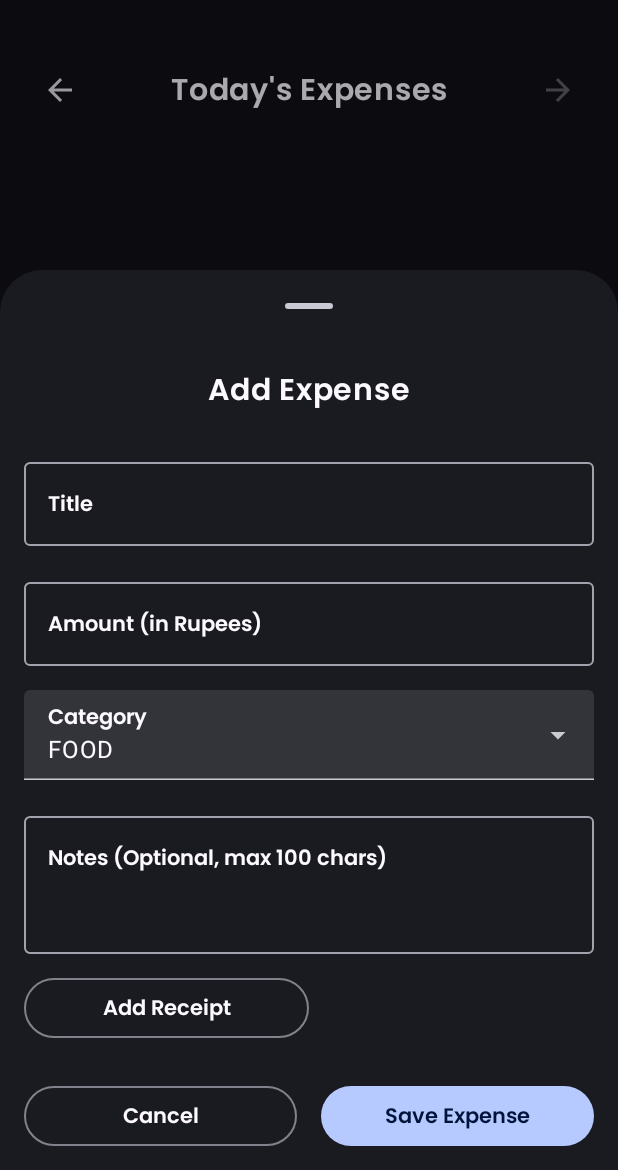
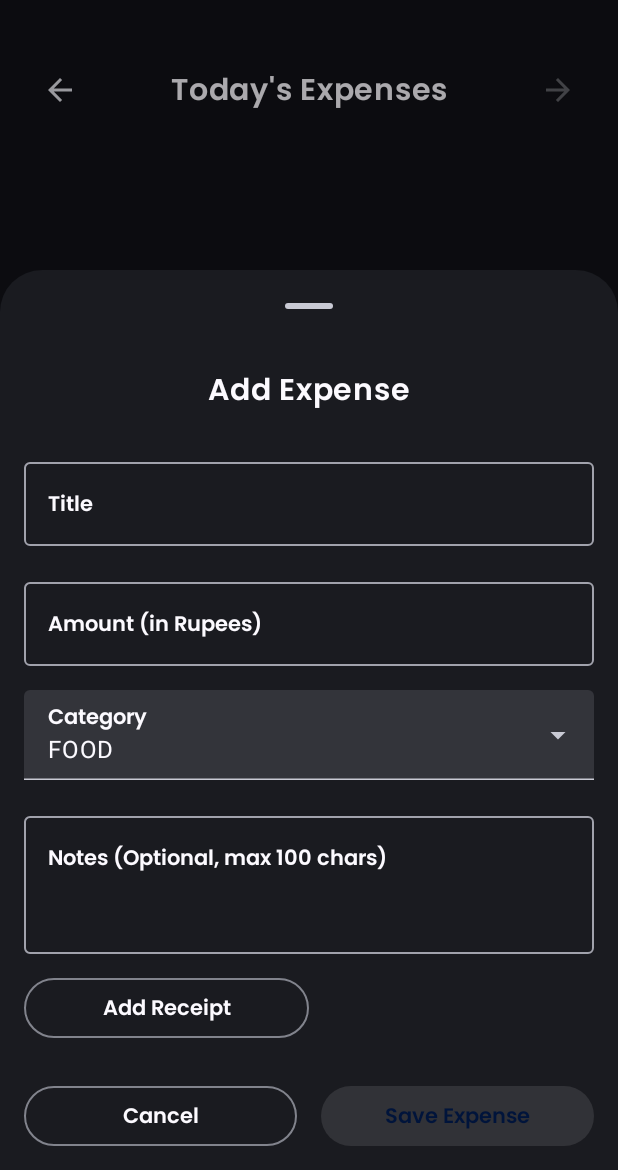
Before and after one commit to DarshReddy/Zospend, an Android app built with Jetpack Compose: the screen it shows after launch (MainActivity), after a tap on "Add Expense", on a phone screen of 412 x 824 dp, the part 66-1236 px from its top. Run offline under Robolectric (Android 15) with nearby library versions, the phone set to English and light mode, and no system bars; our stand-ins replace Room's generated code; pictures from the network do not load; 3 other taps on this screen came first.

Commit message:
Refactor: Enhance EntryScreen UX and Add Category Icons to ReportScreen
This commit introduces several improvements to the `EntryScreen` for a better user experience and adds category icons to the `ReportScreen` for improved visual clarity.

**EntryScreen:**
- **Form Validation:**
    - The "Save" / "Update" button is now enabled only when the title, amount, and category fields are filled.
- **Error Handling & Accessibility:**
    - Error messages for title, amount, and duplicate expenses are now announced by accessibility services.
    - Improved semantics for input fields to indicate errors.
- **Haptic Feedback:**
    - Haptic feedback (long press) is now provided when an expense is successfully saved or updated.
- **Informative Toast Message (Removed with form validation):**
    - Removed a `Toast` message that previously indicated missing fields, as this is now handled by disabling the save button.

**ReportScreen:**
- **Category Icons:**
    - Icons are now displayed next to each category name in the expense breakdown list, making it easier to identify categories at a glance.

**Domain Model:**
- **Category Enum:**
    - The `Category` enum has been updated to include an `icon` property of type `ImageVector` for each category.

**Resources:**
- Added a new string resource `category_icon_content_description` for accessibility of category icons.

```diff
--- a/app/src/main/java/com/assignment/zospend/domain/model/Category.kt
+++ b/app/src/main/java/com/assignment/zospend/domain/model/Category.kt
@@ -1,8 +1,15 @@
 package com.assignment.zospend.domain.model
 
-enum class Category {
-    STAFF,
-    TRAVEL,
-    FOOD,
-    UTILITY
+import androidx.compose.material.icons.Icons
+import androidx.compose.material.icons.filled.CardTravel
+import androidx.compose.material.icons.filled.Fastfood
+import androidx.compose.material.icons.filled.Group
+import androidx.compose.material.icons.filled.Receipt
+import androidx.compose.ui.graphics.vector.ImageVector
+
+enum class Category(val icon: ImageVector) {
+    STAFF(Icons.Default.Group),
+    TRAVEL(Icons.Default.CardTravel),
+    FOOD(Icons.Default.Fastfood),
+    UTILITY(Icons.Default.Receipt)
 }
--- a/app/src/main/java/com/assignment/zospend/ui/entry/EntryScreen.kt
+++ b/app/src/main/java/com/assignment/zospend/ui/entry/EntryScreen.kt
@@ -20,17 +20,23 @@ import androidx.compose.material3.MaterialTheme
 import androidx.compose.runtime.Composable
 import androidx.compose.runtime.LaunchedEffect
 import androidx.compose.runtime.collectAsState
+import androidx.compose.runtime.derivedStateOf
 import androidx.compose.runtime.getValue
 import androidx.compose.runtime.mutableStateOf
 import androidx.compose.runtime.remember
+import androidx.compose.runtime.rememberCoroutineScope
 import androidx.compose.runtime.setValue
 import androidx.compose.ui.Alignment
 import androidx.compose.ui.Modifier
+import androidx.compose.ui.hapticfeedback.HapticFeedbackType
 import androidx.compose.ui.layout.ContentScale
 import androidx.compose.ui.platform.LocalConfiguration
 import androidx.compose.ui.platform.LocalContext
+import androidx.compose.ui.platform.LocalHapticFeedback
 import androidx.compose.ui.res.painterResource
 import androidx.compose.ui.res.stringResource
+import androidx.compose.ui.semantics.error
+import androidx.compose.ui.semantics.semantics
 import androidx.compose.ui.text.input.KeyboardType
 import androidx.compose.ui.tooling.preview.Preview
 import androidx.compose.ui.unit.dp
@@ -58,8 +64,15 @@ fun EntryScreen(
     viewModel: EntryViewModel = viewModel()
 ) {
     val uiState by viewModel.uiState.collectAsState()
-    val duplicateErrorMessage = stringResource(id = R.string.duplicate_expense_error)
+    val isFormValid by remember {
+        derivedStateOf {
+            uiState.amount.isNotBlank() && uiState.title.isNotBlank() && uiState.category != null
+        }
+    }
+    rememberCoroutineScope()
+    LocalContext.current
     var clickedImageUri by remember { mutableStateOf<String?>(null) }
+    val hapticFeedback = LocalHapticFeedback.current
 
     LaunchedEffect(Unit) {
         viewModel.loadExpense(expenseId)
@@ -85,6 +98,7 @@ fun EntryScreen(
     ) {
         if (uiState.isSuccess) {
             SuccessAnimation {
+                hapticFeedback.performHapticFeedback(HapticFeedbackType.LongPress)
                 onNavigateBack()
             }
         } else {
@@ -93,23 +107,26 @@ fun EntryScreen(
                 else stringResource(id = R.string.add_expense_title)
             )
             Spacer(modifier = Modifier.height(24.dp))
-
+            val titleError = stringResource(id = R.string.expense_title_error)
             StyledOutlinedTextField(
                 value = uiState.title,
                 onValueChange = viewModel::onTitleChange,
                 label = { LabelMedium(stringResource(id = R.string.expense_title_label)) },
                 isError = uiState.titleError,
                 singleLine = true,
+                modifier = Modifier.semantics {
+                    if (uiState.titleError) error(titleError)
+                }
             )
             if (uiState.titleError) {
                 BodyRegular(
-                    stringResource(id = R.string.expense_title_error),
+                    titleError,
                     color = MaterialTheme.colorScheme.error
                 )
             }
 
             Spacer(modifier = Modifier.height(16.dp))
-
+            val amountError = stringResource(id = R.string.expense_amount_error)
             StyledOutlinedTextField(
                 value = uiState.amount,
                 onValueChange = viewModel::onAmountChange,
@@ -118,10 +135,13 @@ fun EntryScreen(
                 keyboardOptions = KeyboardOptions(keyboardType = KeyboardType.NumberPassword),
                 singleLine = true,
                 prefix = { LabelMedium(NumberFormat.getCurrencyInstance(LocalConfiguration.current.locales[0]).currency?.symbol.orEmpty()) },
+                modifier = Modifier.semantics {
+                    if (uiState.amountError) error(amountError)
+                }
             )
             if (uiState.amountError) {
                 BodyRegular(
-                    stringResource(id = R.string.expense_amount_error),
+                    amountError,
                     color = MaterialTheme.colorScheme.error,
                 )
             }
@@ -200,16 +220,20 @@ fun EntryScreen(
                 )
                 PrimaryButton(
                     onClick = viewModel::saveExpense,
+                    enabled = isFormValid,
                     text = if (uiState.isEditMode) stringResource(id = R.string.update_expense_button_label)
                     else stringResource(id = R.string.save_expense_button_label)
                 )
             }
 
+            val duplicateErrorMessage = stringResource(id = R.string.duplicate_expense_error)
             AnimatedVisibility(visible = uiState.isDuplicate) {
                 BodyRegular(
                     text = duplicateErrorMessage,
                     color = MaterialTheme.colorScheme.error,
-                    modifier = Modifier.padding(top = 8.dp)
+                    modifier = Modifier
+                        .padding(top = 8.dp)
+                        .semantics { error(duplicateErrorMessage) }
                 )
             }
         }
--- a/app/src/main/res/values/strings.xml
+++ b/app/src/main/res/values/strings.xml
@@ -30,4 +30,5 @@
     <string name="dialog_content_description">Dialog Image</string>
     <string name="previous_day">Previous Day</string>
     <string name="next_day">Next Day</string>
+    <string name="category_icon_content_description">Category Icon</string>
 </resources>
```
Also changed, not shown: app/src/main/java/com/assignment/zospend/ui/report/ReportScreen.kt (+16 -1 lines).
